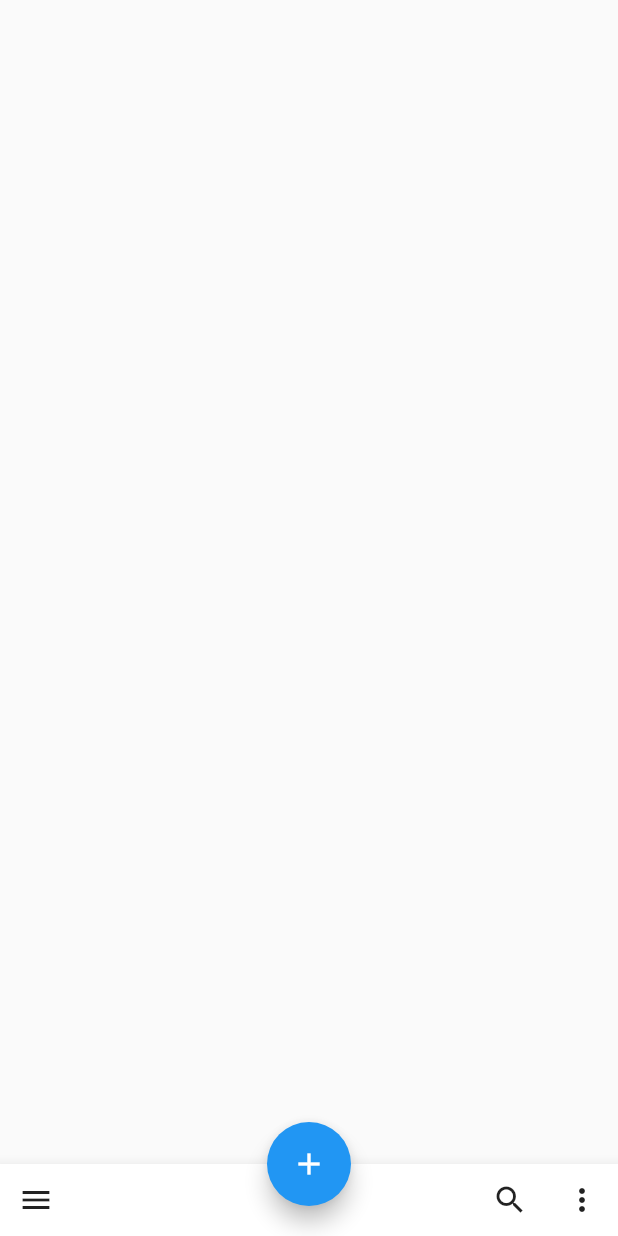
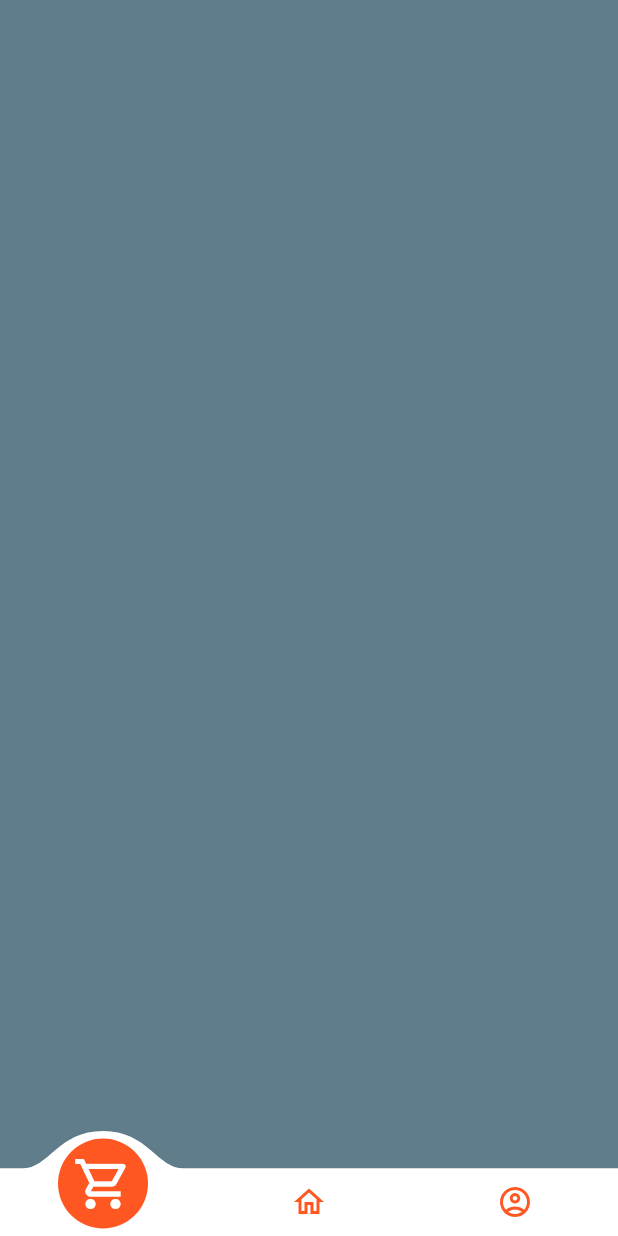
Before and after one commit to i-amrit/lost_step, a Flutter app: the screen it shows after launch, on a phone screen of 412 x 824 dp. Run offline on Flutter 3.47's test engine with Material 2 defaults, Android fonts, the light colour scheme and no system bars; drawn by our look-alikes of convex_bottom_bar.

Commit message:
Added NavBar

```diff
--- a/lib/main.dart
+++ b/lib/main.dart
@@ -1,5 +1,6 @@
 import 'dart:async';
 import 'package:flutter/material.dart';
+import 'package:lost_step/src/home.dart';
 
 void main() => runApp(const MyApp());
 
@@ -11,20 +12,20 @@ class MyApp extends StatelessWidget {
   Widget build(BuildContext context) {
     return const MaterialApp(
       title: 'Lost Step',
-      home: Home(),
+      home: SplashScreen(),
       debugShowCheckedModeBanner: false,
     );
   }
 }
 
-class Home extends StatefulWidget {
-  const Home({Key? key}) : super(key: key);
+class SplashScreen extends StatefulWidget {
+  const SplashScreen({Key? key}) : super(key: key);
 
   @override
-  State<Home> createState() => _HomeState();
+  State<SplashScreen> createState() => _SplashScreenState();
 }
 
-class _HomeState extends State<Home> {
+class _SplashScreenState extends State<SplashScreen> {
   @override
   void initState() {
     super.initState();
@@ -32,7 +33,7 @@ class _HomeState extends State<Home> {
             ()=>Navigator.pushReplacement(context,
             MaterialPageRoute(builder:
                 (context) =>
-            const HomePage()
+            const Home(),
             )
         )
     );
@@ -61,26 +62,3 @@ class _HomeState extends State<Home> {
     );
   }
 }
-
-class HomePage extends StatelessWidget {
-  const HomePage({Key? key}) : super(key: key);
-
-  @override
-  Widget build(BuildContext context) {
-    return Scaffold(
-      bottomNavigationBar: BottomAppBar(
-        child: Row(
-          children: [
-            IconButton(icon: Icon(Icons.menu), onPressed: () {}),
-            Spacer(),
-            IconButton(icon: Icon(Icons.search), onPressed: () {}),
-            IconButton(icon: Icon(Icons.more_vert), onPressed: () {}),
-          ],
-        ),
-      ),
-      floatingActionButton:
-      FloatingActionButton(child: Icon(Icons.add), onPressed: () {}),
-      floatingActionButtonLocation: FloatingActionButtonLocation.centerDocked,
-    );
-  }
-}
--- /dev/null
+++ b/lib/src/CustomNavigationBar/bottom_bar.dart
@@ -0,0 +1,73 @@
+import 'package:flutter/material.dart';
+import 'package:convex_bottom_bar/convex_bottom_bar.dart';
+import '../account.dart';
+import '../cart.dart';
+import '../homePage.dart';
+
+const _iconPages = <String, IconData> {
+  'Cart': Icons.shopping_cart_outlined,
+  'Home': Icons.home_outlined,
+  'Account': Icons.account_circle_outlined,
+};
+
+const _aPages = <String, Widget>{
+  'Cart': Cart(),
+  'Home': HomePage(),
+  'Account': Account(),
+};
+
+class ConvexBar extends StatefulWidget {
+  const ConvexBar({Key? key}) : super(key: key);
+
+  @override
+  State<ConvexBar> createState() => _ConvexBarState();
+}
+
+class _ConvexBarState extends State<ConvexBar> {
+  @override
+  Widget build(BuildContext context) {
+    return StyleProvider(
+      style: Style(),
+      child: DefaultTabController(length: 3,
+          initialIndex: 1,
+          child: Scaffold(
+            body: Column(
+            children: [
+              Expanded(child: TabBarView(
+                children: [
+                  for (final pages in _aPages.values) pages,
+                ],
+              ))
+            ],
+            ),
+            bottomNavigationBar: ConvexAppBar(items: <TabItem>[
+                for (final entry in _iconPages.entries)
+                  TabItem(icon: entry.value)
+              ],
+                height: 45,
+                curveSize: 80,
+                backgroundColor: Colors.white,
+                activeColor: Colors.deepOrange,
+                color: Colors.deepOrange,
+              ),
+            ),
+      ),
+    );
+  }
+}
+
+class Style extends StyleHook{
+  @override
+  double get iconSize => 28;
+
+  @override
+  double get activeIconMargin => 7;
+
+  @override
+  double get activeIconSize => 32;
+
+  @override
+  TextStyle textStyle(Color color) {
+    return TextStyle(fontSize: 20, color: color);
+  }
+}
--- /dev/null
+++ b/lib/src/home.dart
@@ -0,0 +1,13 @@
+import 'package:flutter/material.dart';
+import 'package:lost_step/src/CustomNavigationBar/bottom_bar.dart';
+
+class Home extends StatelessWidget {
+  const Home({Key? key}) : super(key: key);
+
+  @override
+  Widget build(BuildContext context) {
+    return const Scaffold(
+      bottomNavigationBar: ConvexBar(),
+    );
+  }
+}
--- /dev/null
+++ b/lib/src/homePage.dart
@@ -0,0 +1,15 @@
+import 'package:flutter/material.dart';
+
+class HomePage extends StatelessWidget {
+  const HomePage({Key? key}) : super(key: key);
+
+  @override
+  Widget build(BuildContext context) {
+    Size size = MediaQuery.of(context).size;
+    return Container(
+      height: size.height,
+      width: size.width,
+      color: Colors.blueGrey,
+    );
+  }
+}
--- a/pubspec.yaml
+++ b/pubspec.yaml
@@ -37,6 +37,7 @@ dependencies:
   # Use with the CupertinoIcons class for iOS style icons.
   cupertino_icons: ^1.0.2
   flutter_launcher_icons: ^0.10.0
+  convex_bottom_bar: ^3.0.0
 
 flutter_icons:
   image_path: 'assets/images/Step.png'
```
Also changed, not shown: lib/src/account.dart (added, +15 -0 lines), lib/src/cart.dart (added, +15 -0 lines).
